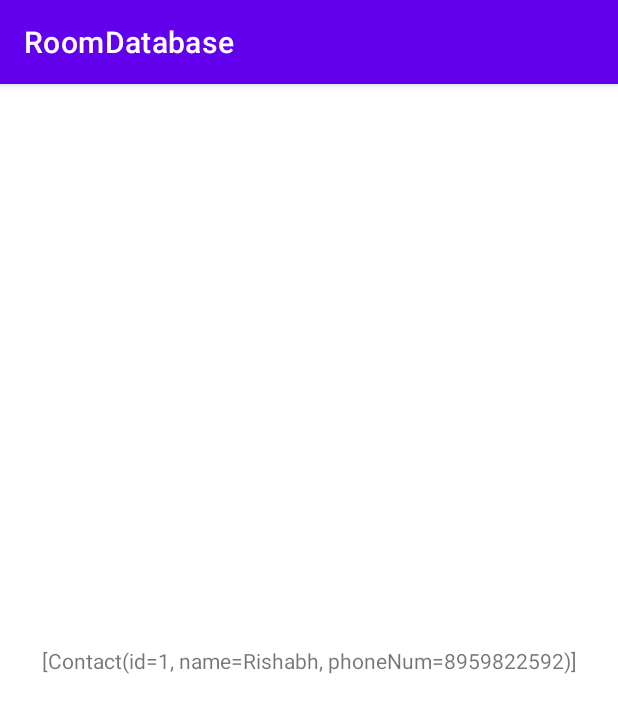
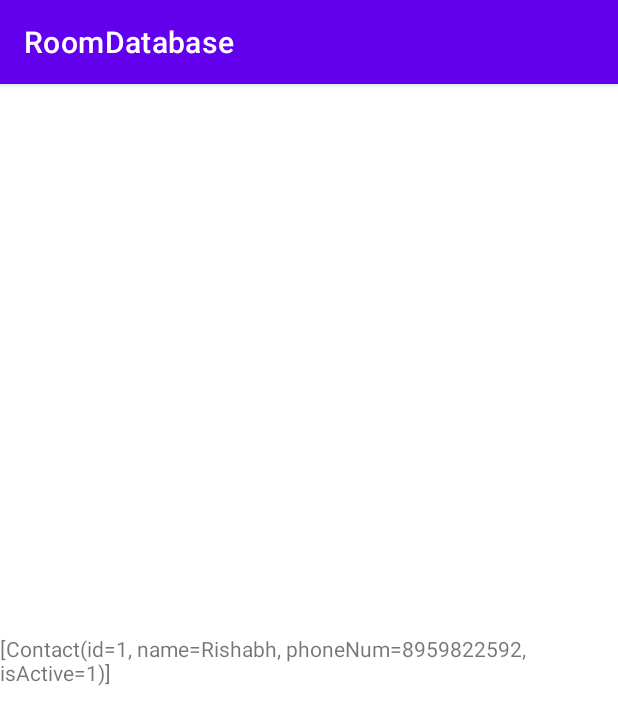
Before and after one commit to Nitro2000/AndroidPractice, an Android app: the screen it shows after launch (MainActivity), after a tap on "Hello World!", on a phone screen of 412 x 824 dp. Shown: the top 725 px of the screen. Run offline under Robolectric (Android 15) with nearby library versions, the phone set to English and light mode, and no system bars; our stand-ins replace Room's generated code.

Commit message:
room migration implemented

```diff
--- a/RoomDatabase/app/src/main/java/com/example/roomdatabase/MainActivity.kt
+++ b/RoomDatabase/app/src/main/java/com/example/roomdatabase/MainActivity.kt
@@ -30,7 +30,7 @@ class MainActivity : AppCompatActivity() {
         txt = findViewById(R.id.textView)
 
         GlobalScope.launch {
-            contactDao.addContact(Contact(0, "Rishabh", "8959822592"))
+            contactDao.addContact(Contact(0, "Rishabh", "8959822592", 1))
         }
     }
 
--- a/RoomDatabase/app/src/main/java/com/example/roomdatabase/room/Contact.kt
+++ b/RoomDatabase/app/src/main/java/com/example/roomdatabase/room/Contact.kt
@@ -9,4 +9,6 @@ data class Contact(
     @PrimaryKey(autoGenerate = true)
     val id: Int,
     val name: String,
-    val phoneNum: String)
+    val phoneNum: String,
+    val isActive: Int
+    )
--- a/RoomDatabase/app/src/main/java/com/example/roomdatabase/room/RoomDb.kt
+++ b/RoomDatabase/app/src/main/java/com/example/roomdatabase/room/RoomDb.kt
@@ -5,13 +5,23 @@ import androidx.room.Database
 import androidx.room.Entity
 import androidx.room.Room
 import androidx.room.RoomDatabase
+import androidx.room.migration.Migration
+import androidx.sqlite.db.SupportSQLiteDatabase
 
-@Database(entities = [Contact::class], version = 1)
+@Database(entities = [Contact::class], version = 2)
 abstract class RoomDb : RoomDatabase() {
 
     abstract fun getDao(): ContactDao
 
     companion object {
+
+        val migrate_1_2 = object : Migration(1, 2) {
+            override fun migrate(database: SupportSQLiteDatabase) {
+                database.execSQL("ALTER TABLE Contact ADD isActive INTEGER DEFAULT 1")
+            }
+
+        }
+
         @Volatile
         private var roomInstance: RoomDb? = null
 
@@ -25,7 +35,7 @@ abstract class RoomDb : RoomDatabase() {
                             context.applicationContext,
                             RoomDb::class.java,
                             "MyContactDb"
-                        ).build()
+                        ).addMigrations(migrate_1_2).build()
                 }
             }
             return roomInstance!!
```
